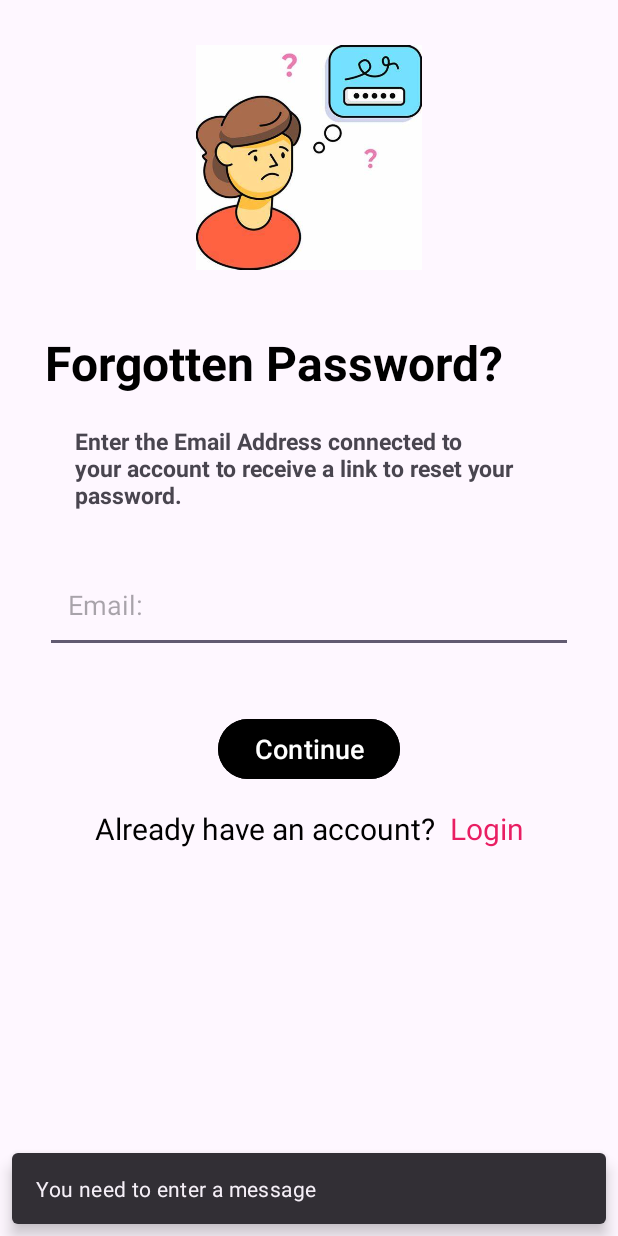
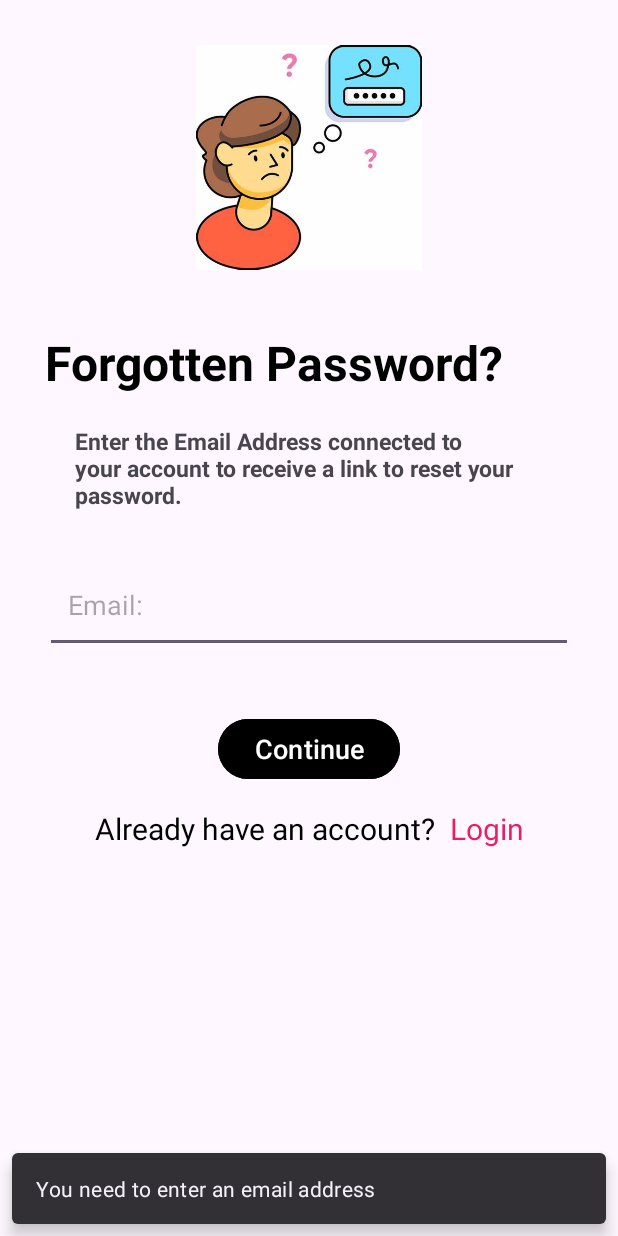
Before and after one commit to Dehbbyk/WomenTechstersFirstApp, an Android app: the ForgetPasswordActivity screen opened directly, with no data from a screen before it, after a tap on "Continue", on a phone screen of 412 x 824 dp. Run offline under Robolectric (Android 15) with nearby library versions, the phone set to English and light mode, and no system bars.

Commit message:
Final changes for week 6 assessment

```diff
--- a/app/src/main/java/com/debbie/womentechsters/ForgetPasswordActivity.kt
+++ b/app/src/main/java/com/debbie/womentechsters/ForgetPasswordActivity.kt
@@ -20,7 +20,7 @@ class ForgetPasswordActivity : AppCompatActivity() {
 
             var message = "";
             if(userEmailEntered.isEmpty()){
-                message = "You need to enter a message"
+                message = "You need to enter an email address"
             }else{
                 message = "A recovery email has been sent to $userEmailEntered"
             }
```
Also changed, not shown: app/src/main/java/com/debbie/womentechsters/LoginActivity.kt (+12 -13 lines).
